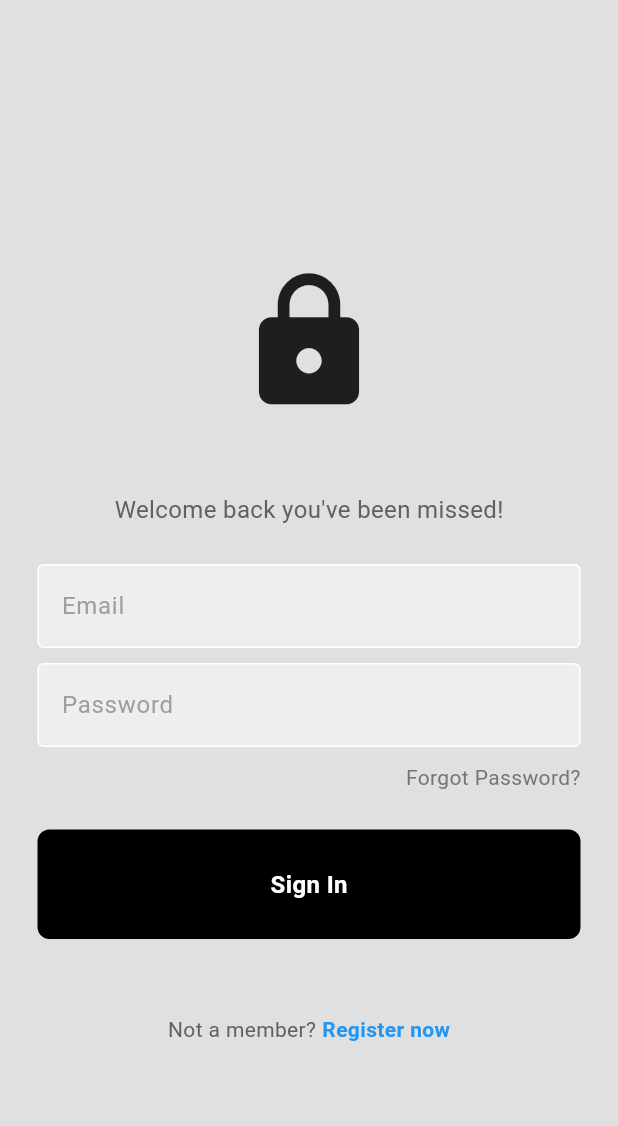
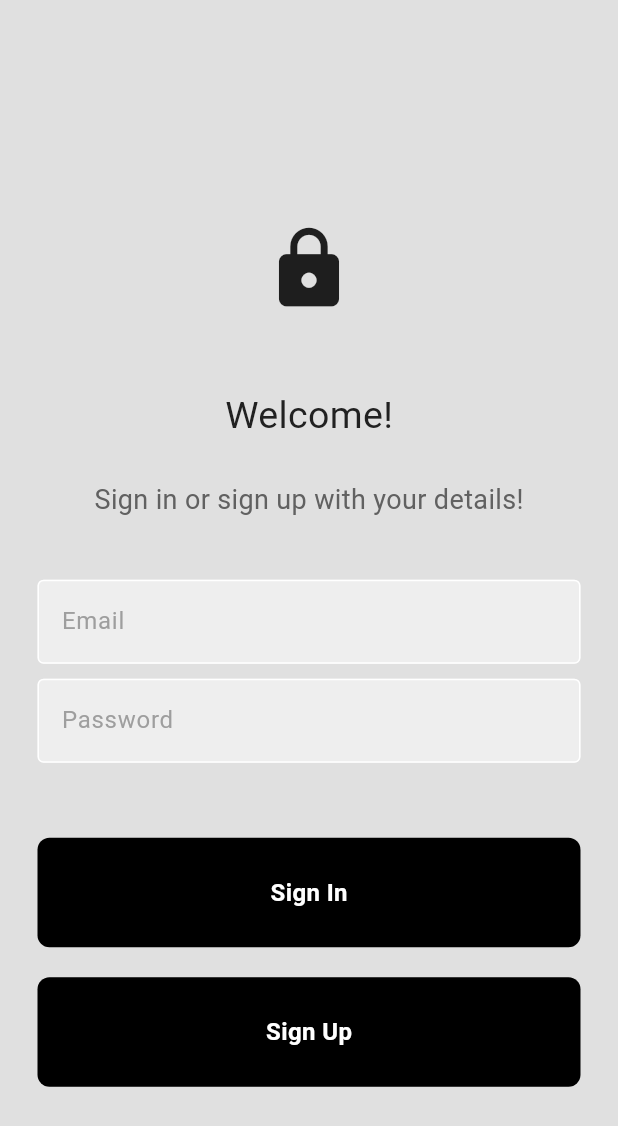
Before and after one commit to Krystizz/Calculator-App-DevSoc, a Flutter app: the screen it shows after launch, on a phone screen of 412 x 824 dp. Shown: the top 1126 px of the screen. Run offline on Flutter 3.47's test engine with Material 3 defaults, Android fonts, the phone set to English and light mode, and no system bars; our stand-ins replace cloud_firestore, firebase_auth, firebase_core; accounts and stored records are empty.

Commit message:
Sign Up New Users

```diff
--- a/lib/login_page.dart
+++ b/lib/login_page.dart
@@ -18,72 +18,6 @@ class AuthPage extends StatelessWidget {
             return const LoginPage();
           }
         },
-      ),
-    );
-  }
-}
-
-class MyTextField extends StatelessWidget {
-  final TextEditingController controller;
-  final String hintText;
-  final bool obscureText;
-
-  const MyTextField({
-    super.key,
-    required this.controller,
-    required this.hintText,
-    required this.obscureText,
-  });
-
-  @override
-  Widget build(BuildContext context) {
-    return Padding(
-      padding: const EdgeInsets.symmetric(horizontal: 25.0),
-      child: TextField(
-        controller: controller,
-        obscureText: obscureText,
-        decoration: InputDecoration(
-            enabledBorder: const OutlineInputBorder(
-              borderSide: BorderSide(color: Colors.white),
-            ),
-            focusedBorder: OutlineInputBorder(
-              borderSide: BorderSide(color: Colors.grey.shade400),
-            ),
-            fillColor: Colors.grey.shade200,
-            filled: true,
-            hintText: hintText,
-            hintStyle: TextStyle(color: Colors.grey[500])),
-      ),
-    );
-  }
-}
-
-class MyButton extends StatelessWidget {
-  final Function()? onTap;
-
-  const MyButton({super.key, required this.onTap});
-
-  @override
-  Widget build(BuildContext context) {
-    return GestureDetector(
-      onTap: onTap,
-      child: Container(
-        padding: const EdgeInsets.all(25),
-        margin: const EdgeInsets.symmetric(horizontal: 25),
-        decoration: BoxDecoration(
-          color: Colors.black,
-          borderRadius: BorderRadius.circular(8),
-        ),
-        child: const Center(
-          child: Text(
-            "Sign In",
-            style: TextStyle(
-              color: Colors.white,
-              fontWeight: FontWeight.bold,
-              fontSize: 16,
-            ),
-          ),
-        ),
       ),
     );
   }
@@ -123,12 +57,24 @@ class _LoginPageState extends State<LoginPage> {
     }
     on FirebaseAuthException catch (e) {
       if (mounted) {Navigator.pop(context);}
-      if (e.code == 'user-not-found') {
-        showErrorMessage('Incorrect Email');
+      showErrorMessage(e.code);
     }
-      else if (e.code == 'wrong-password') {
-        showErrorMessage('Incorrect Password');
   }
+
+  void signUserUp() async {
+    showDialog(context: context, builder: (context) {
+      return const Center(child: CircularProgressIndicator());
+    });
+    try {
+      await FirebaseAuth.instance.createUserWithEmailAndPassword(
+      email: emailController.text,
+      password: passwordController.text,
+    );
+    if (mounted) {Navigator.pop(context);}
+    }
+    on FirebaseAuthException catch (e) {
+      if (mounted) {Navigator.pop(context);}
+      showErrorMessage(e.code);
     }
   }
 
@@ -143,68 +89,87 @@ class _LoginPageState extends State<LoginPage> {
               mainAxisAlignment: MainAxisAlignment.center,
               children: [
                 const SizedBox(height: 50),
-                const Icon(Icons.lock,size: 100,),
+                const Icon(Icons.lock,size: 60,),
                 const SizedBox(height: 50),
 
                 Text(
-                  'Welcome back you\'ve been missed!',
+                  'Welcome!',
                   style: TextStyle(
-                    color: Colors.grey[700],
-                    fontSize: 16,
+                    color: Colors.grey[900],
+                    fontSize: 25,
                   ),
                 ),
                 const SizedBox(height: 25),
 
-                MyTextField(
+                Text(
+                  'Sign in or sign up with your details!',
+                  style: TextStyle(
+                    color: Colors.grey[700],
+                    fontSize: 18,
+                  ),
+                ),
+                const SizedBox(height: 40),
+
+                Padding(
+                  padding: const EdgeInsets.symmetric(horizontal: 25.0),
+                  child: TextField(
                           controller: emailController,
+                          obscureText: false,
+                          decoration: InputDecoration(
+                              enabledBorder: const OutlineInputBorder(
+                                borderSide: BorderSide(color: Colors.white),
+                              ),
+                              focusedBorder: OutlineInputBorder(
+                                borderSide: BorderSide(color: Colors.grey.shade400),
+                              ),
+                              fillColor: Colors.grey.shade200,
+                              filled: true,
                               hintText: 'Email',
-                  obscureText: false,
+                              hintStyle: TextStyle(color: Colors.grey[500])),
                         ),
-                const SizedBox(height: 10),
-
-                MyTextField(
-                  controller: passwordController,
-                  hintText: 'Password',
-                  obscureText: true,
                 ),
                 const SizedBox(height: 10),
 
                 Padding(
                   padding: const EdgeInsets.symmetric(horizontal: 25.0),
-                  child: Row(
-                    mainAxisAlignment: MainAxisAlignment.end,
-                    children: [
-                      Text(
-                        'Forgot Password?',
-                        style: TextStyle(color: Colors.grey[600]),
+                  child: TextField(
+                          controller: passwordController,
+                          obscureText: true,
+                          decoration: InputDecoration(
+                              enabledBorder: const OutlineInputBorder(
+                                borderSide: BorderSide(color: Colors.white),
                               ),
-                    ],
+                              focusedBorder: OutlineInputBorder(
+                                borderSide: BorderSide(color: Colors.grey.shade400),
                               ),
+                              fillColor: Colors.grey.shade200,
+                              filled: true,
+                              hintText: 'Password',
+                              hintStyle: TextStyle(color: Colors.grey[500])),
                         ),
-                const SizedBox(height: 25),
-
-                MyButton(
-                  onTap: signUserIn,
                 ),
                 const SizedBox(height: 50),
 
-                Row(
-                  mainAxisAlignment: MainAxisAlignment.center,
-                  children: [
-                    Text(
-                      'Not a member?',
-                      style: TextStyle(color: Colors.grey[700]),
-                    ),
-                    const SizedBox(width: 4),
-                    const Text(
-                      'Register now',
-                      style: TextStyle(
-                        color: Colors.blue,
-                        fontWeight: FontWeight.bold,
-                      ),
-                    ),
-                  ],
-                )
+                GestureDetector(
+                  onTap: signUserIn,
+                  child: Container(
+                    padding: const EdgeInsets.all(25),
+                    margin: const EdgeInsets.symmetric(horizontal: 25),
+                    decoration: BoxDecoration(color: Colors.black, borderRadius: BorderRadius.circular(8),),
+                    child: const Center(child: Text("Sign In",
+                      style: TextStyle(color: Colors.white, fontWeight: FontWeight.bold, fontSize: 16,),
+                    ),),),),
+                const SizedBox(height: 20),
+
+                GestureDetector(
+                  onTap: signUserUp,
+                  child: Container(
+                    padding: const EdgeInsets.all(25),
+                    margin: const EdgeInsets.symmetric(horizontal: 25),
+                    decoration: BoxDecoration(color: Colors.black, borderRadius: BorderRadius.circular(8),),
+                    child: const Center(child: Text("Sign Up",
+                      style: TextStyle(color: Colors.white, fontWeight: FontWeight.bold, fontSize: 16,),
+                    ),),),),
               ],
             ),
           ),
--- a/pubspec.yaml
+++ b/pubspec.yaml
@@ -37,6 +37,7 @@ dependencies:
   cupertino_icons: ^1.0.2
   firebase_auth : ^4.17.4
   firebase_core : ^2.25.4
+  cloud_firestore: ^4.15.4
 
 dev_dependencies:
   flutter_test:
```
Also changed, not shown: lib/main.dart (+84 -77 lines), pubspec.lock. Lines whose indentation alone changed are shown as unchanged.
